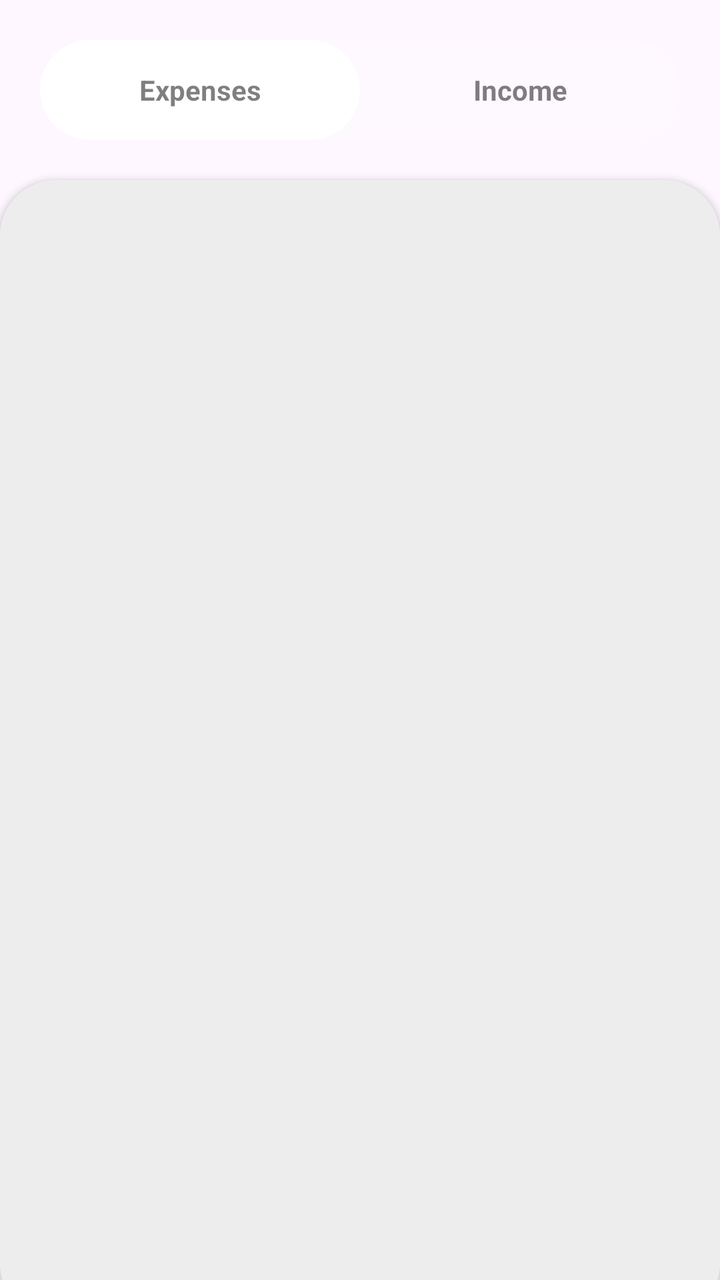
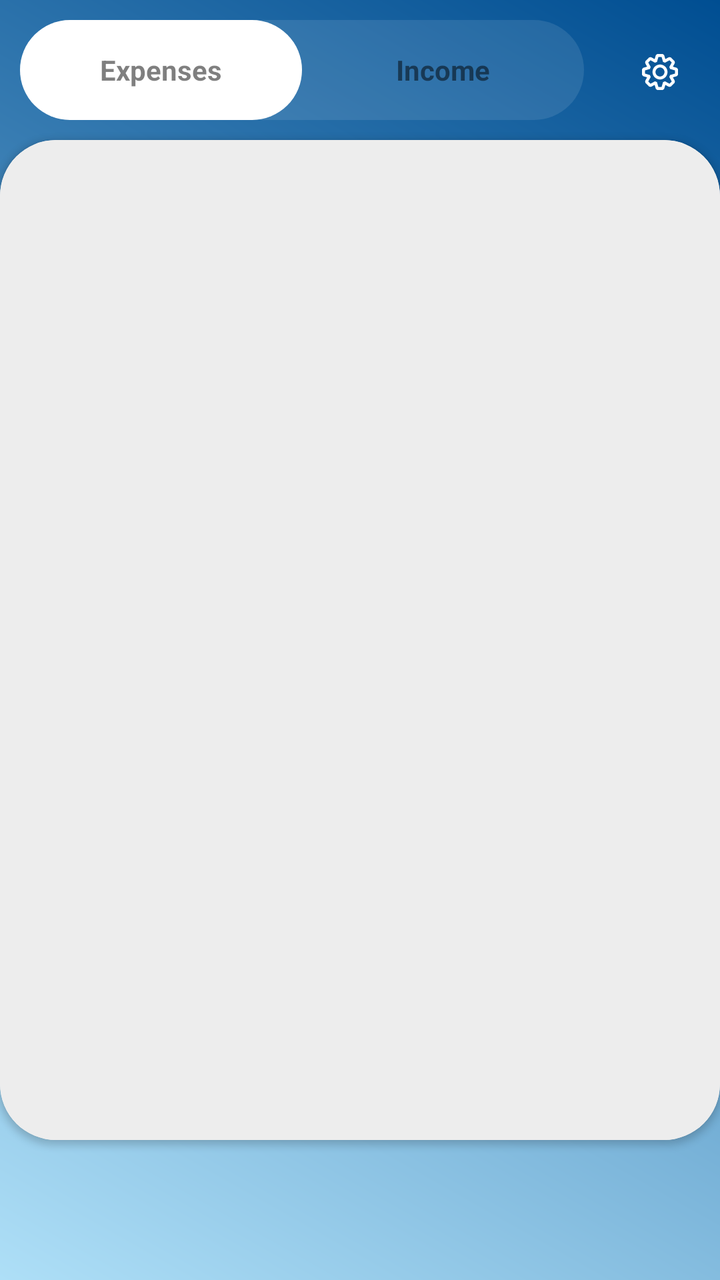

Compare the two renders of this Android layout. The source of the first and the diff that turns it into the second are given below.
<!-- AndroidManifest.xml: application theme Theme.Budget_Planner -->
<!-- res/layout/bottom_sheet_dialog.xml -->
<?xml version="1.0" encoding="utf-8"?>
<RelativeLayout xmlns:android="http://schemas.android.com/apk/res/android"
    android:layout_width="match_parent"
    android:layout_height="500dp"
    xmlns:app="http://schemas.android.com/apk/res-auto">

    <RelativeLayout
        android:id="@+id/upperLayout"
        android:layout_width="match_parent"
        android:layout_height="wrap_content">

        <LinearLayout
            android:id="@+id/tabs_layout"
            android:layout_width="match_parent"
            android:layout_height="wrap_content"
            android:orientation="horizontal"
            android:background="@drawable/round_back_for_tabs"
            android:weightSum="2"
            android:layout_margin="20dp">
            <TextView
                android:id="@+id/expenses_cat"
                android:layout_width="0dp"
                android:layout_height="50dp"
                android:background="@drawable/round_shape_for_tabs"
                android:layout_weight="1"
                android:textStyle="bold"
                android:gravity="center"
                android:text="Expenses"
                android:textColor="#80000000"/>
            <TextView
                android:id="@+id/income_cat"
                android:layout_width="0dp"
                android:layout_height="50dp"
                android:layout_weight="1"
                android:textStyle="bold"
                android:gravity="center"
                android:text="Income"
                android:textColor="#80000000"/>
        </LinearLayout>
    </RelativeLayout>

    <androidx.cardview.widget.CardView
        android:layout_width="match_parent"
        android:layout_height="match_parent"
        android:layout_below="@id/upperLayout"
        app:cardCornerRadius="28dp"
        android:layout_marginBottom="-20dp">

        <LinearLayout
            android:layout_width="match_parent"
            android:layout_height="match_parent"
            android:orientation="vertical"
            android:padding="28dp"
            android:background="#EDEDED">

            

        </LinearLayout>
        <androidx.fragment.app.FragmentContainerView
            android:id="@+id/fragmentcontainer"
            android:layout_width="match_parent"
            android:layout_height="match_parent"
            android:layout_below="@id/upperLayout"
            android:layout_marginBottom="-20dp"
            app:layout_behavior="com.google.android.material.bottomsheet.BottomSheetBehavior"/>

    </androidx.cardview.widget.CardView>
</RelativeLayout>
<!-- resources referenced by this layout -->
<resources>
  <!-- drawable round_back_for_tabs (drawable) -->
  <?xml version="1.0" encoding="utf-8"?>
  <shape xmlns:android="http://schemas.android.com/apk/res/android"
      android:shape="rectangle">
  <solid android:color="#1AFFFFFF"/>
      <corners android:radius="100dp"/>
  </shape>
  <!-- drawable round_shape_for_tabs (drawable) -->
  <?xml version="1.0" encoding="utf-8"?>
  <shape xmlns:android="http://schemas.android.com/apk/res/android"
      android:shape="rectangle">
      <corners android:radius="100dp"/>
      <solid android:color="#FFFFFF"/>
  </shape>
  <style name="Theme.Budget_Planner" parent="Base.Theme.Budget_Planner" />
  <style name="Base.Theme.Budget_Planner" parent="Theme.Material3.DayNight.NoActionBar">
          
          
      </style>
</resources>

<!-- the commit's change to res/layout/bottom_sheet_dialog.xml (unified diff, before → after) -->
@@ -1,13 +1,32 @@
 <?xml version="1.0" encoding="utf-8"?>
-<RelativeLayout xmlns:android="http://schemas.android.com/apk/res/android"
+<RelativeLayout
+    xmlns:android="http://schemas.android.com/apk/res/android"
     android:layout_width="match_parent"
     android:layout_height="500dp"
+    android:background="@drawable/backgroung_gradient"
     xmlns:app="http://schemas.android.com/apk/res-auto">
+
+    <com.google.android.material.floatingactionbutton.FloatingActionButton
+        android:id="@+id/settings"
+        android:layout_width="wrap_content"
+        android:layout_height="wrap_content"
+        android:layout_alignParentEnd="true"
+        android:layout_marginEnd="2dp"
+        android:backgroundTint="@android:color/transparent"
+        android:clickable="true"
+        android:layout_marginTop="8dp"
+        android:contentDescription="Settings Button"
+        android:src="@drawable/settings_2_svgrepo_com"
+        android:stateListAnimator="@animator/button_state_list_animator"
+        app:borderWidth="0dp"
+        app:elevation="0dp"
+        app:tint="@color/white" />
 
     <RelativeLayout
         android:id="@+id/upperLayout"
         android:layout_width="match_parent"
-        android:layout_height="wrap_content">
+        android:layout_height="wrap_content"
+        android:layout_toStartOf="@id/settings">
 
         <LinearLayout
             android:id="@+id/tabs_layout"
@@ -16,7 +35,7 @@
             android:orientation="horizontal"
             android:background="@drawable/round_back_for_tabs"
             android:weightSum="2"
-            android:layout_margin="20dp">
+            android:layout_margin="10dp">
             <TextView
                 android:id="@+id/expenses_cat"
                 android:layout_width="0dp"
@@ -37,32 +56,32 @@
                 android:text="Income"
                 android:textColor="#80000000"/>
         </LinearLayout>
+
     </RelativeLayout>
 
     <androidx.cardview.widget.CardView
         android:layout_width="match_parent"
+        android:layout_height="500dp"
+    android:layout_below="@id/upperLayout"
+    app:cardCornerRadius="28dp"
+    android:layout_marginBottom="-20dp">
+
+    <LinearLayout
+        android:layout_width="match_parent"
         android:layout_height="match_parent"
-        android:layout_below="@id/upperLayout"
-        app:cardCornerRadius="28dp"
-        android:layout_marginBottom="-20dp">
+        android:orientation="vertical"
+        android:padding="28dp"
+        android:background="#EDEDED">
 
-        <LinearLayout
-            android:layout_width="match_parent"
-            android:layout_height="match_parent"
-            android:orientation="vertical"
-            android:padding="28dp"
-            android:background="#EDEDED">
+        
 
-            
+    </LinearLayout>
+    <androidx.fragment.app.FragmentContainerView
+        android:id="@+id/fragmentcontainer"
+        android:layout_width="match_parent"
+        android:layout_height="match_parent"
+        android:layout_below="@id/upperLayout" />
 
-        </LinearLayout>
-        <androidx.fragment.app.FragmentContainerView
-            android:id="@+id/fragmentcontainer"
-            android:layout_width="match_parent"
-            android:layout_height="match_parent"
-            android:layout_below="@id/upperLayout"
-            android:layout_marginBottom="-20dp"
-            app:layout_behavior="com.google.android.material.bottomsheet.BottomSheetBehavior"/>
+</androidx.cardview.widget.CardView>
 
-    </androidx.cardview.widget.CardView>
-</RelativeLayout>
+    </RelativeLayout>
<!-- resource entries referenced after the edit -->
@@ -1,5 +1,15 @@
 <!-- resources referenced by this layout -->
 <resources>
+  <color name="white">#FFFFFFFF</color>
+  <!-- drawable backgroung_gradient (drawable) -->
+  <?xml version="1.0" encoding="utf-8"?>
+  <shape xmlns:android="http://schemas.android.com/apk/res/android">
+      <gradient
+          android:type="linear"
+          android:angle="45"
+          android:startColor="#AEDFF7"
+          android:endColor="#004E92"></gradient>
+  </shape>
   <!-- drawable round_back_for_tabs (drawable) -->
   <?xml version="1.0" encoding="utf-8"?>
   <shape xmlns:android="http://schemas.android.com/apk/res/android"
@@ -14,6 +24,17 @@
       <corners android:radius="100dp"/>
       <solid android:color="#FFFFFF"/>
   </shape>
+  <!-- drawable settings_2_svgrepo_com (drawable) -->
+  <vector xmlns:android="http://schemas.android.com/apk/res/android"
+      android:width="800dp"
+      android:height="800dp"
+      android:viewportWidth="24"
+      android:viewportHeight="24">
+    <path
+        android:pathData="M10.65,3L9.932,3.534L9.328,5.548L7.477,4.551L6.591,4.681L4.681,6.591L4.551,7.477L5.548,9.328L3.534,9.932L3,10.65V13.35L3.534,14.068L5.548,14.672L4.551,16.524L4.681,17.409L6.591,19.319L7.477,19.449L9.328,18.452L9.932,20.465L10.65,21H13.35L14.068,20.465L14.672,18.452L16.524,19.449L17.409,19.319L19.319,17.409L19.449,16.524L18.452,14.672L20.465,14.068L21,13.35V10.65L20.465,9.932L18.452,9.328L19.449,7.477L19.319,6.591L17.409,4.681L16.524,4.551L14.672,5.548L14.068,3.534L13.35,3H10.65ZM10.469,6.963L11.208,4.5H12.792L13.531,6.963L13.875,7.095C13.965,7.129 14.054,7.166 14.142,7.205L14.479,7.356L16.743,6.137L17.863,7.257L16.644,9.521L16.795,9.858C16.834,9.946 16.871,10.035 16.905,10.125L17.037,10.469L19.5,11.208V12.792L17.037,13.531L16.905,13.875C16.871,13.965 16.834,14.054 16.795,14.142L16.644,14.479L17.863,16.743L16.743,17.863L14.479,16.644L14.142,16.795C14.054,16.834 13.965,16.871 13.875,16.905L13.531,17.037L12.792,19.5H11.208L10.469,17.037L10.125,16.905C10.035,16.871 9.946,16.834 9.858,16.795L9.521,16.644L7.257,17.863L6.137,16.743L7.356,14.479L7.205,14.142C7.166,14.054 7.129,13.965 7.095,13.875L6.963,13.531L4.5,12.792L4.5,11.208L6.963,10.469L7.095,10.125C7.129,10.035 7.166,9.946 7.205,9.858L7.356,9.521L6.137,7.257L7.257,6.137L9.521,7.356L9.858,7.205C9.946,7.166 10.035,7.129 10.125,7.095L10.469,6.963ZM14.25,12C14.25,13.243 13.243,14.25 12,14.25C10.757,14.25 9.75,13.243 9.75,12C9.75,10.757 10.757,9.75 12,9.75C13.243,9.75 14.25,10.757 14.25,12ZM15.75,12C15.75,14.071 14.071,15.75 12,15.75C9.929,15.75 8.25,14.071 8.25,12C8.25,9.929 9.929,8.25 12,8.25C14.071,8.25 15.75,9.929 15.75,12Z"
+        android:fillColor="#080341"
+        android:fillType="evenOdd"/>
+  </vector>
   <style name="Theme.Budget_Planner" parent="Base.Theme.Budget_Planner" />
   <style name="Base.Theme.Budget_Planner" parent="Theme.Material3.DayNight.NoActionBar">
           
